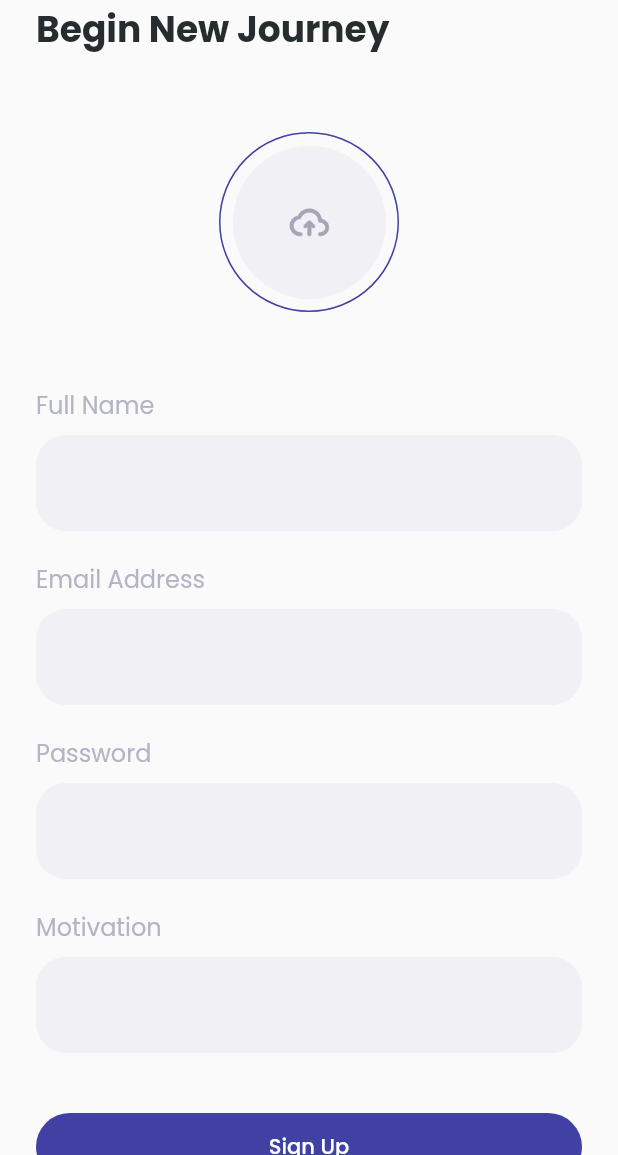
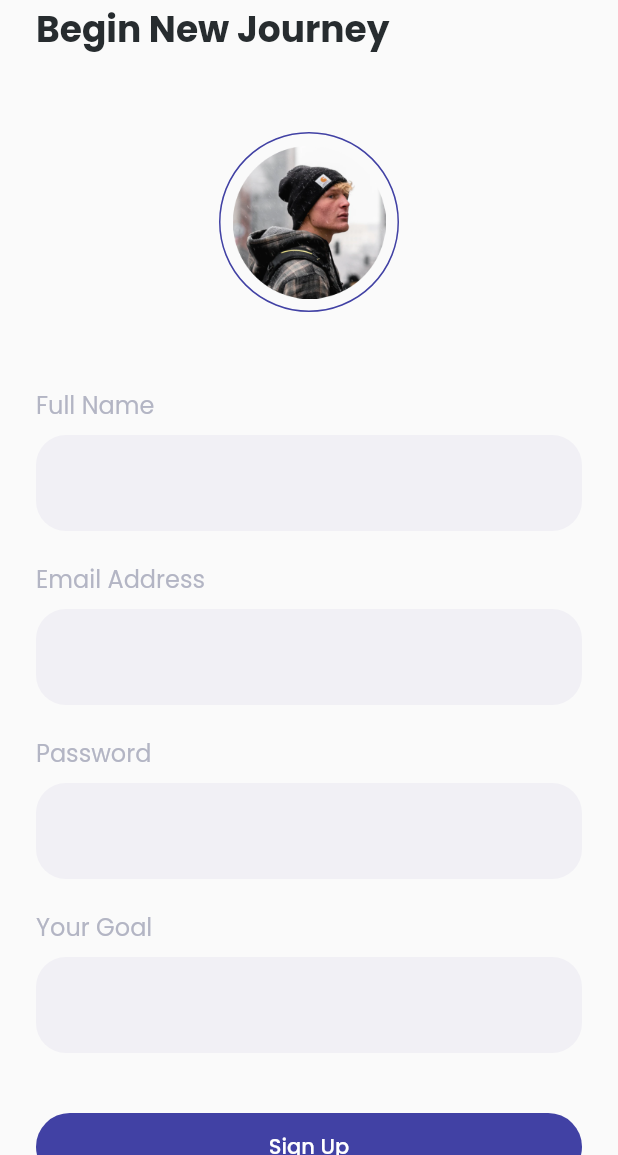
Before and after one commit to RifqyHaruka/Desain, a Flutter app: the SignUpPage screen opened by its route, on a phone screen of 412 x 824 dp, the part 81-1236 px from its top. Run offline on Flutter 3.47's test engine with Material 2 defaults, Android fonts, the phone set to English and light mode, and no system bars; our stand-ins replace email_validator, google_fonts.

Commit message:
update split widgets

```diff
--- a/lib/main.dart
+++ b/lib/main.dart
@@ -18,9 +18,7 @@ class MyApp extends StatelessWidget {
         '/sign-in': (context) => SignInPage(),
         '/sign-up': (context) => SignUpPage(),
         '/home': (context) => HomePage(),
-        // '/category': (context) =>
       },
-      // home: SplashPage(),
     );
   }
 }
--- a/lib/pages/sign_up_page.dart
+++ b/lib/pages/sign_up_page.dart
@@ -8,7 +8,6 @@ class SignUpPage extends StatefulWidget {
 }
 
 class _SignUpPageState extends State<SignUpPage> {
-  bool isHasImage = false;
   TextEditingController nameController = TextEditingController(text: '');
   TextEditingController emailController = TextEditingController(text: '');
   TextEditingController passwordController = TextEditingController(text: '');
@@ -16,18 +15,12 @@ class _SignUpPageState extends State<SignUpPage> {
 
   @override
   Widget build(BuildContext context) {
-    return Scaffold(
-      body: SafeArea(
-        child: Container(
-          width: MediaQuery.of(context).size.width,
-          padding: EdgeInsets.symmetric(
-            horizontal: defaultMargin,
-          ),
-          child: ListView(
+    Widget header() {
+      return Container(
+        margin: EdgeInsets.only(top: 30),
+        child: Column(
+          crossAxisAlignment: CrossAxisAlignment.start,
           children: [
-              SizedBox(
-                height: 30,
-              ),
             Text(
               'Sign In',
               style: greyTextStyle.copyWith(
@@ -44,19 +37,17 @@ class _SignUpPageState extends State<SignUpPage> {
                 fontWeight: semiBold,
               ),
             ),
-              SizedBox(
-                height: 50,
+          ],
         ),
-              Center(
-                child: GestureDetector(
-                  onTap: () {
-                    setState(() {
-                      isHasImage = !isHasImage;
-                    });
-                  },
+      );
+    }
+
+    Widget inputImage() {
+      return Center(
         child: Container(
           width: 120,
           height: 120,
+          margin: EdgeInsets.only(top: 50),
           padding: EdgeInsets.all(8),
           decoration: BoxDecoration(
             shape: BoxShape.circle,
@@ -64,19 +55,19 @@ class _SignUpPageState extends State<SignUpPage> {
               color: primaryColor,
             ),
           ),
-                    child: isHasImage
-                        ? Image.asset(
+          child: Image.asset(
             'assets/image_profile.png',
-                          )
-                        : Image.asset(
-                            'assets/icon_upload.png',
           ),
         ),
-                ),
-              ),
-              SizedBox(
-                height: 50,
-              ),
+      );
+    }
+
+    Widget inputName() {
+      return Container(
+        margin: EdgeInsets.only(top: 50),
+        child: Column(
+          crossAxisAlignment: CrossAxisAlignment.start,
+          children: [
             Text(
               'Full Name',
               style: greyTextStyle.copyWith(
@@ -93,8 +84,7 @@ class _SignUpPageState extends State<SignUpPage> {
                 setState(() {});
               },
               decoration: InputDecoration(
-                  contentPadding:
-                      EdgeInsets.only(left: 28, bottom: 20, top: 20),
+                contentPadding: EdgeInsets.only(left: 28, bottom: 20, top: 20),
                 fillColor: Color(0xffF1F0F5),
                 filled: true,
                 enabledBorder: OutlineInputBorder(
@@ -114,9 +104,17 @@ class _SignUpPageState extends State<SignUpPage> {
               ),
               style: purpleTextStyle,
             ),
-              SizedBox(
-                height: 20,
+          ],
         ),
+      );
+    }
+
+    Widget inputEmail() {
+      return Container(
+        margin: EdgeInsets.only(top: 20),
+        child: Column(
+          crossAxisAlignment: CrossAxisAlignment.start,
+          children: [
             Text(
               'Email Address',
               style: greyTextStyle.copyWith(
@@ -133,8 +131,7 @@ class _SignUpPageState extends State<SignUpPage> {
                 setState(() {});
               },
               decoration: InputDecoration(
-                  contentPadding:
-                      EdgeInsets.only(left: 28, bottom: 20, top: 20),
+                contentPadding: EdgeInsets.only(left: 28, bottom: 20, top: 20),
                 fillColor: Color(0xffF1F0F5),
                 filled: true,
                 enabledBorder: OutlineInputBorder(
@@ -158,9 +155,17 @@ class _SignUpPageState extends State<SignUpPage> {
                   ? purpleTextStyle
                   : redTextStyle,
             ),
-              SizedBox(
-                height: 20,
+          ],
         ),
+      );
+    }
+
+    Widget inputPassword() {
+      return Container(
+        margin: EdgeInsets.only(top: 20),
+        child: Column(
+          crossAxisAlignment: CrossAxisAlignment.start,
+          children: [
             Text(
               'Password',
               style: greyTextStyle.copyWith(
@@ -178,8 +183,7 @@ class _SignUpPageState extends State<SignUpPage> {
                 setState(() {});
               },
               decoration: InputDecoration(
-                  contentPadding:
-                      EdgeInsets.only(left: 28, bottom: 20, top: 20),
+                contentPadding: EdgeInsets.only(left: 28, bottom: 20, top: 20),
                 fillColor: Color(0xffF1F0F5),
                 filled: true,
                 enabledBorder: OutlineInputBorder(
@@ -199,11 +203,19 @@ class _SignUpPageState extends State<SignUpPage> {
               ),
               style: purpleTextStyle,
             ),
-              SizedBox(
-                height: 20,
+          ],
         ),
+      );
+    }
+
+    Widget inputGoal() {
+      return Container(
+        margin: EdgeInsets.only(top: 20),
+        child: Column(
+          crossAxisAlignment: CrossAxisAlignment.start,
+          children: [
             Text(
-                'Motivation',
+              'Your Goal',
               style: greyTextStyle.copyWith(
                 fontSize: 16,
               ),
@@ -218,8 +230,7 @@ class _SignUpPageState extends State<SignUpPage> {
                 setState(() {});
               },
               decoration: InputDecoration(
-                  contentPadding:
-                      EdgeInsets.only(left: 28, bottom: 20, top: 20),
+                contentPadding: EdgeInsets.only(left: 28, bottom: 20, top: 20),
                 fillColor: Color(0xffF1F0F5),
                 filled: true,
                 enabledBorder: OutlineInputBorder(
@@ -239,15 +250,20 @@ class _SignUpPageState extends State<SignUpPage> {
               ),
               style: purpleTextStyle,
             ),
-              SizedBox(
-                height: 40,
+          ],
         ),
-              Container(
+      );
+    }
+
+    Widget signUpButton() {
+      return Container(
+        margin: EdgeInsets.only(top: 40),
         height: 45,
         width: double.infinity,
         child: TextButton(
           onPressed: () {
-                    Navigator.pushNamed(context, '/home');
+            Navigator.pushNamedAndRemoveUntil(
+                context, 'newRouteName', (route) => false);
           },
           style: TextButton.styleFrom(
             backgroundColor: primaryColor,
@@ -262,11 +278,13 @@ class _SignUpPageState extends State<SignUpPage> {
             ),
           ),
         ),
-              ),
-              SizedBox(
-                height: 20,
-              ),
-              Center(
+      );
+    }
+
+    Widget signInButton() {
+      return Container(
+        margin: EdgeInsets.only(top: 20, bottom: 20),
+        child: Center(
           child: TextButton(
             onPressed: () {
               Navigator.pushNamed(context, '/sign-in');
@@ -279,6 +297,26 @@ class _SignUpPageState extends State<SignUpPage> {
             ),
           ),
         ),
+      );
+    }
+
+    return Scaffold(
+      body: SafeArea(
+        child: Container(
+          width: MediaQuery.of(context).size.width,
+          padding: EdgeInsets.symmetric(
+            horizontal: defaultMargin,
+          ),
+          child: ListView(
+            children: [
+              header(),
+              inputImage(),
+              inputName(),
+              inputEmail(),
+              inputPassword(),
+              inputGoal(),
+              signUpButton(),
+              signInButton(),
             ],
           ),
         ),
```
Also changed, not shown: lib/pages/onboarding_page.dart (+15 -7 lines), lib/pages/sign_in_page.dart (+68 -26 lines). Lines whose indentation alone changed are shown as unchanged.
